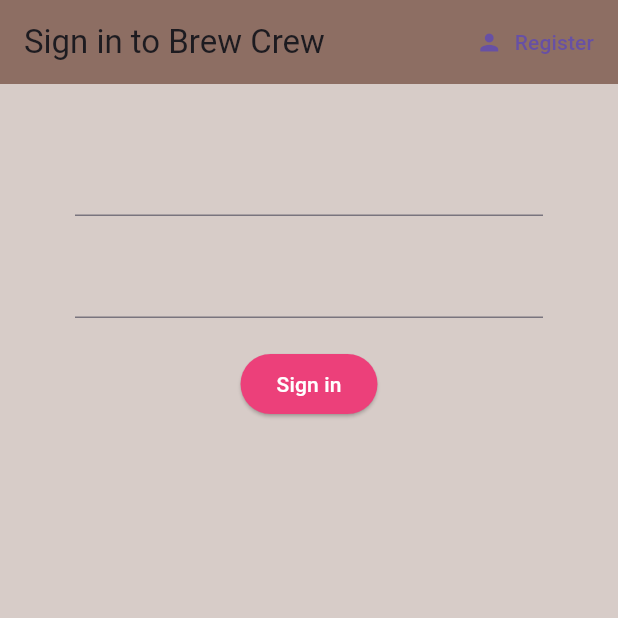
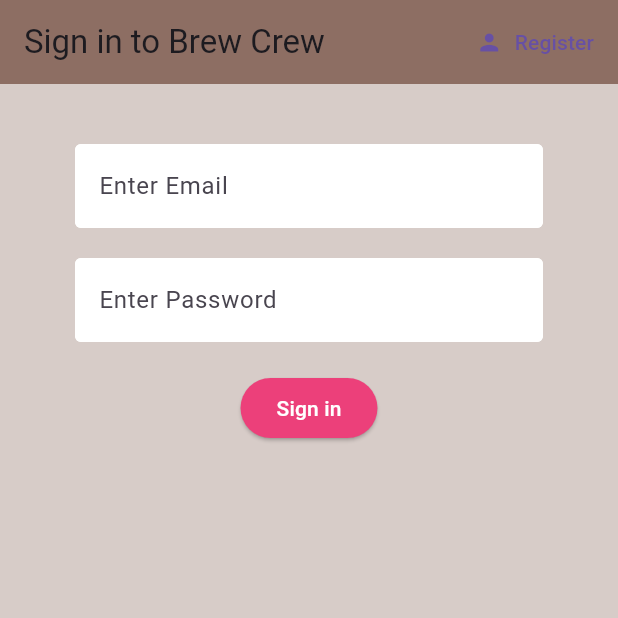
Before and after one commit to phorian/coffee_crew, a Flutter app: the screen it shows after launch, on a phone screen of 412 x 824 dp, the top half of it. Run offline on Flutter 3.47's test engine with Material 3 defaults, Android fonts, the phone set to English and light mode, and no system bars; our stand-ins replace firebase_auth, firebase_core; accounts and stored records are empty.

Commit message:
Added decoration to Input Textfield

```diff
--- a/lib/global/constant.dart
+++ b/lib/global/constant.dart
@@ -0,0 +1,12 @@
+import 'package:flutter/material.dart';
+
+const textInputDecoration = InputDecoration(
+    fillColor: Colors.white,
+    filled: true,
+    enabledBorder: OutlineInputBorder(
+        borderSide: BorderSide(color: Colors.white, width: 2.0)
+    ),
+    focusedBorder: OutlineInputBorder(
+        borderSide: BorderSide(color: Colors.pink, width: 2.0)
+    ),
+  );
--- a/lib/screens/auth/register.dart
+++ b/lib/screens/auth/register.dart
@@ -1,5 +1,6 @@
 import 'package:flutter/material.dart';
 import 'package:coffee_crew/services/auth.dart';
+import 'package:coffee_crew/global/constant.dart';
 
 
 class Register extends StatefulWidget {
@@ -50,6 +51,7 @@
             children: <Widget>[
               SizedBox(height: 20),
               TextFormField(
+                decoration: textInputDecoration.copyWith(hintText: 'Enter Email'),
                 validator: (val) => val!.isEmpty ? 'Enter an email' : null,
                   onChanged: (val) {
                     setState(() {
@@ -59,6 +61,7 @@
               ),
               SizedBox(height: 20),
               TextFormField(
+                  decoration: textInputDecoration.copyWith(hintText: 'Enter Password'),
                   validator: (val) => val!.length < 6 ? 'Password should be 6+ characters long ' : null,
                   obscureText: true,
                   onChanged: (val) {
--- a/lib/screens/auth/sign_in.dart
+++ b/lib/screens/auth/sign_in.dart
@@ -1,5 +1,6 @@
 import 'package:coffee_crew/services/auth.dart';
 import 'package:flutter/material.dart';
+import 'package:coffee_crew/global/constant.dart';
 
 class SignIn extends StatefulWidget {
   //const SignIn({super.key, required this.toggleView});
@@ -50,6 +51,7 @@
             children: <Widget>[
               SizedBox(height: 20),
               TextFormField(
+                  decoration: textInputDecoration.copyWith(hintText: 'Enter Email'),
                   validator: (val) => val!.isEmpty ? 'Enter an email' : null,
                   onChanged: (val) {
                     setState(() {
@@ -59,6 +61,7 @@
               ),
               SizedBox(height: 20),
               TextFormField(
+                decoration: textInputDecoration.copyWith(hintText: 'Enter Password'),
                   validator: (val) => val!.length < 6 ? 'Password should be 6+ characters long ' : null,
                   obscureText: true,
                   onChanged: (val) {
```
